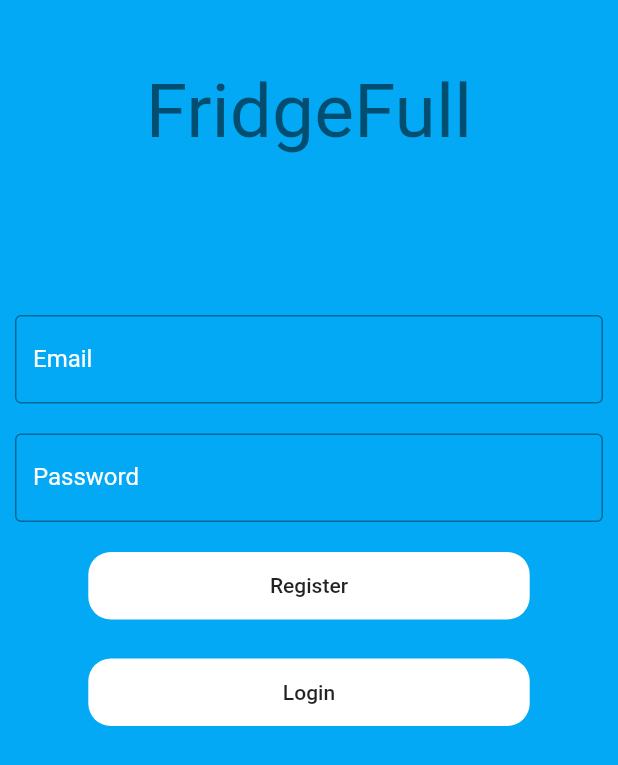
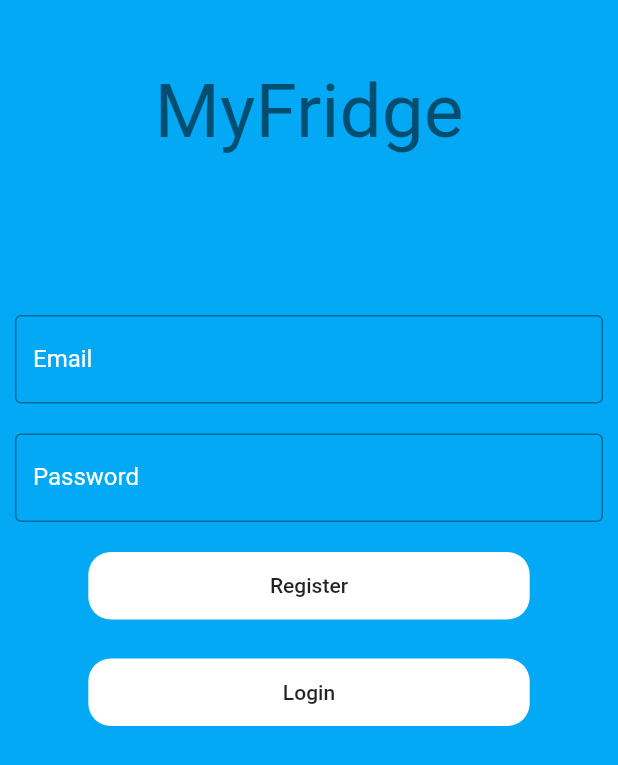
Before and after one commit to chiragparihar/FridgeFull, a Flutter app: the screen it shows after launch, on a phone screen of 412 x 824 dp. Shown: the top 765 px of the screen. Run offline on Flutter 3.47's test engine with Material 2 defaults, Android fonts, the phone set to English and light mode, and no system bars; our stand-ins replace firebase_auth, firebase_core, google_sign_in, shared_preferences; missing offline and left inert: flutter_barcode_scanner; accounts and stored records are empty.

Commit message:
change name of the app

```diff
--- a/App/fridgefull/lib/authenticate.dart
+++ b/App/fridgefull/lib/authenticate.dart
@@ -40,7 +40,7 @@ class _AuthenticationState extends State<Authentication>{
                 height:150,
                 child: Center(
                   child: Text(
-                    "FridgeFull",
+                    "MyFridge",
                     style:TextStyle(fontSize: 50,color: Colors.black54),
                   ),
                 ),
--- a/App/fridgefull/lib/home_view.dart
+++ b/App/fridgefull/lib/home_view.dart
@@ -22,7 +22,7 @@ class _HomeViewState extends State<HomeView>{
      // backgroundColor: Colors.grey[200],
       appBar: AppBar(
         backgroundColor:Colors.lightBlue,
-        title: Text("FridgeFull"),
+        title: Text("MyFridge"),
         actions: <Widget>[
           Container(
             child: IconButton(
```
